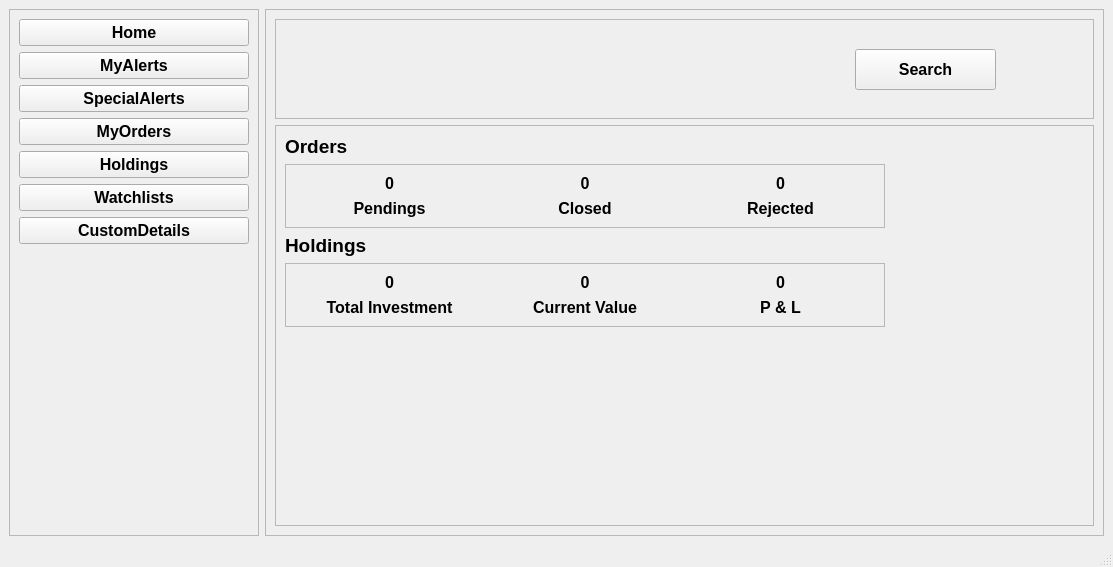
This is UIFiles/home.ui in ShubhamMandavkar/TYLiveProjectt-StockAutomationSystem as Qt 5 draws it before an edit. The edited form follows.
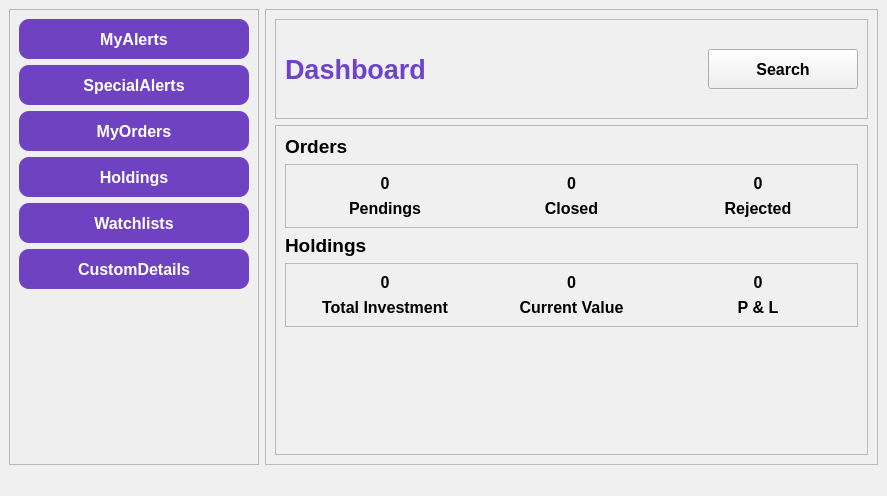
This is the edited form.

Commit message: shown list of stocks which triggered the special alert conditions in a table

The edit to the form file:
```diff
--- a/UIFiles/home.ui
+++ b/UIFiles/home.ui
@@ -6,23 +6,38 @@
    <rect>
     <x>0</x>
     <y>0</y>
-    <width>1113</width>
-    <height>567</height>
+    <width>887</width>
+    <height>496</height>
    </rect>
   </property>
   <property name="windowTitle">
    <string>MainWindow</string>
   </property>
+  <property name="styleSheet">
+   <string notr="true">background-color: rgb(240, 240, 240);</string>
+  </property>
   <widget class="QWidget" name="centralwidget">
    <layout class="QHBoxLayout" name="horizontalLayout">
     <item>
      <widget class="QFrame" name="frmNavBar">
+      <property name="minimumSize">
+       <size>
+        <width>250</width>
+        <height>0</height>
+       </size>
+      </property>
       <property name="maximumSize">
        <size>
         <width>250</width>
         <height>16777215</height>
        </size>
       </property>
+      <property name="styleSheet">
+       <string notr="true">QFrame{
+border-right: 1px solid black;
+background-color: rgb(239, 239, 239);
+}</string>
+      </property>
       <property name="frameShape">
        <enum>QFrame::StyledPanel</enum>
       </property>
@@ -31,23 +46,13 @@
       </property>
       <layout class="QFormLayout" name="formLayout">
        <item row="0" column="0" colspan="2">
-        <widget class="QPushButton" name="btnHome">
-         <property name="font">
-          <font>
-           <pointsize>12</pointsize>
-           <bold>true</bold>
-          </font>
-         </property>
-         <property name="cursor">
-          <cursorShape>PointingHandCursor</cursorShape>
-         </property>
-         <property name="text">
-          <string>Home</string>
-         </property>
-        </widget>
-       </item>
-       <item row="1" column="0" colspan="2">
         <widget class="QPushButton" name="btnMyAlerts">
+         <property name="minimumSize">
+          <size>
+           <width>0</width>
+           <height>40</height>
+          </size>
+         </property>
          <property name="font">
           <font>
            <pointsize>12</pointsize>
@@ -57,13 +62,102 @@
          <property name="cursor">
           <cursorShape>PointingHandCursor</cursorShape>
          </property>
+         <property name="styleSheet">
+          <string notr="true">QPushButton{
+	color: rgb(255, 255, 255);
+	background-color: rgb(111, 66, 193);
+	border-radius : 10px;
+	padding: 5px;	
+}
+
+QPushButton:hover{
+	background-color: rgb(146, 87, 255);
+	color: rgb(0, 0, 0);
+}</string>
+         </property>
          <property name="text">
           <string>MyAlerts</string>
          </property>
         </widget>
        </item>
-       <item row="4" column="0" colspan="2">
+       <item row="1" column="0" colspan="2">
+        <widget class="QPushButton" name="btnSpecialAlerts">
+         <property name="minimumSize">
+          <size>
+           <width>0</width>
+           <height>40</height>
+          </size>
+         </property>
+         <property name="font">
+          <font>
+           <pointsize>12</pointsize>
+           <bold>true</bold>
+          </font>
+         </property>
+         <property name="cursor">
+          <cursorShape>PointingHandCursor</cursorShape>
+         </property>
+         <property name="styleSheet">
+          <string notr="true">QPushButton{
+	color: rgb(255, 255, 255);
+	background-color: rgb(111, 66, 193);
+	border-radius : 10px;
+	padding: 5px;	
+}
+
+QPushButton:hover{
+	background-color: rgb(146, 87, 255);
+	color: rgb(0, 0, 0);
+}</string>
+         </property>
+         <property name="text">
+          <string>SpecialAlerts</string>
+         </property>
+        </widget>
+       </item>
+       <item row="2" column="0" colspan="2">
+        <widget class="QPushButton" name="btnMyOrders">
+         <property name="minimumSize">
+          <size>
+           <width>0</width>
+           <height>40</height>
+          </size>
+         </property>
+         <property name="font">
+          <font>
+           <pointsize>12</pointsize>
+           <bold>true</bold>
+          </font>
+         </property>
+         <property name="cursor">
+          <cursorShape>PointingHandCursor</cursorShape>
+         </property>
+         <property name="styleSheet">
+          <string notr="true">QPushButton{
+	color: rgb(255, 255, 255);
+	background-color: rgb(111, 66, 193);
+	border-radius : 10px;
+	padding: 5px;	
+}
+
+QPushButton:hover{
+	background-color: rgb(146, 87, 255);
+	color: rgb(0, 0, 0);
+}</string>
+         </property>
+         <property name="text">
+          <string>MyOrders</string>
+         </property>
+        </widget>
+       </item>
+       <item row="3" column="0" colspan="2">
         <widget class="QPushButton" name="btnHoldings">
+         <property name="minimumSize">
+          <size>
+           <width>0</width>
+           <height>40</height>
+          </size>
+         </property>
          <property name="font">
           <font>
            <pointsize>12</pointsize>
@@ -73,13 +167,32 @@
          <property name="cursor">
           <cursorShape>PointingHandCursor</cursorShape>
          </property>
+         <property name="styleSheet">
+          <string notr="true">QPushButton{
+	color: rgb(255, 255, 255);
+	background-color: rgb(111, 66, 193);
+	border-radius : 10px;
+	padding: 5px;	
+}
+
+QPushButton:hover{
+	background-color: rgb(146, 87, 255);
+	color: rgb(0, 0, 0);
+}</string>
+         </property>
          <property name="text">
           <string>Holdings</string>
          </property>
         </widget>
        </item>
-       <item row="5" column="0" colspan="2">
+       <item row="4" column="0" colspan="2">
         <widget class="QPushButton" name="btnWatchlists">
+         <property name="minimumSize">
+          <size>
+           <width>0</width>
+           <height>40</height>
+          </size>
+         </property>
          <property name="font">
           <font>
            <pointsize>12</pointsize>
@@ -89,29 +202,32 @@
          <property name="cursor">
           <cursorShape>PointingHandCursor</cursorShape>
          </property>
+         <property name="styleSheet">
+          <string notr="true">QPushButton{
+	color: rgb(255, 255, 255);
+	background-color: rgb(111, 66, 193);
+	border-radius : 10px;
+	padding: 5px;	
+}
+
+QPushButton:hover{
+	background-color: rgb(146, 87, 255);
+	color: rgb(0, 0, 0);
+}</string>
+         </property>
          <property name="text">
           <string>Watchlists</string>
          </property>
         </widget>
        </item>
-       <item row="3" column="0" colspan="2">
-        <widget class="QPushButton" name="btnMyOrders">
-         <property name="font">
-          <font>
-           <pointsize>12</pointsize>
-           <bold>true</bold>
-          </font>
-         </property>
-         <property name="cursor">
-          <cursorShape>PointingHandCursor</cursorShape>
-         </property>
-         <property name="text">
-          <string>MyOrders</string>
-         </property>
-        </widget>
-       </item>
-       <item row="6" column="0" colspan="2">
+       <item row="5" column="0" colspan="2">
         <widget class="QPushButton" name="btnCustomDetails">
+         <property name="minimumSize">
+          <size>
+           <width>0</width>
+           <height>40</height>
+          </size>
+         </property>
          <property name="font">
           <font>
            <pointsize>12</pointsize>
@@ -121,27 +237,24 @@
          <property name="cursor">
           <cursorShape>PointingHandCursor</cursorShape>
          </property>
+         <property name="styleSheet">
+          <string notr="true">QPushButton{
+	color: rgb(255, 255, 255);
+	background-color: rgb(111, 66, 193);
+	border-radius : 10px;
+	padding: 5px;	
+}
+
+QPushButton:hover{
+	background-color: rgb(146, 87, 255);
+	color: rgb(0, 0, 0);
+}</string>
+         </property>
          <property name="text">
           <string>CustomDetails</string>
          </property>
         </widget>
        </item>
-       <item row="2" column="0" colspan="2">
-        <widget class="QPushButton" name="btnSpecialAlerts">
-         <property name="font">
-          <font>
-           <pointsize>12</pointsize>
-           <bold>true</bold>
-          </font>
-         </property>
-         <property name="cursor">
-          <cursorShape>PointingHandCursor</cursorShape>
-         </property>
-         <property name="text">
-          <string>SpecialAlerts</string>
-         </property>
-        </widget>
-       </item>
       </layout>
      </widget>
     </item>
@@ -168,34 +281,93 @@
            <height>100</height>
           </size>
          </property>
+         <property name="layoutDirection">
+          <enum>Qt::RightToLeft</enum>
+         </property>
          <property name="frameShape">
           <enum>QFrame::StyledPanel</enum>
          </property>
          <property name="frameShadow">
           <enum>QFrame::Raised</enum>
          </property>
-         <widget class="QPushButton" name="btnSearch">
-          <property name="geometry">
-           <rect>
-            <x>580</x>
-            <y>30</y>
-            <width>141</width>
-            <height>41</height>
-           </rect>
-          </property>
-          <property name="font">
-           <font>
-            <pointsize>12</pointsize>
-            <bold>true</bold>
-           </font>
-          </property>
-          <property name="cursor">
-           <cursorShape>PointingHandCursor</cursorShape>
-          </property>
-          <property name="text">
-           <string>Search</string>
-          </property>
-         </widget>
+         <layout class="QHBoxLayout" name="horizontalLayout_2">
+          <item>
+           <widget class="QPushButton" name="btnSearch">
+            <property name="minimumSize">
+             <size>
+              <width>150</width>
+              <height>40</height>
+             </size>
+            </property>
+            <property name="maximumSize">
+             <size>
+              <width>200</width>
+              <height>16777215</height>
+             </size>
+            </property>
+            <property name="font">
+             <font>
+              <pointsize>12</pointsize>
+              <bold>true</bold>
+             </font>
+            </property>
+            <property name="cursor">
+             <cursorShape>PointingHandCursor</cursorShape>
+            </property>
+            <property name="styleSheet">
+             <string notr="true">QPushButton{
+	color: rgb(255, 255, 255);
+	background-color: rgb(111, 66, 193);
+	border-radius : 10px;
+	padding: 5px;	
+}
+
+QPushButton:hover{
+	background-color: rgb(146, 87, 255);
+	color: rgb(0, 0, 0);
+}color: rgb(255, 255, 255);</string>
+            </property>
+            <property name="text">
+             <string>Search</string>
+            </property>
+           </widget>
+          </item>
+          <item>
+           <spacer name="horizontalSpacer">
+            <property name="orientation">
+             <enum>Qt::Horizontal</enum>
+            </property>
+            <property name="sizeHint" stdset="0">
+             <size>
+              <width>40</width>
+              <height>20</height>
+             </size>
+            </property>
+           </spacer>
+          </item>
+          <item>
+           <widget class="QLabel" name="label">
+            <property name="minimumSize">
+             <size>
+              <width>200</width>
+              <height>0</height>
+             </size>
+            </property>
+            <property name="font">
+             <font>
+              <pointsize>20</pointsize>
+              <bold>true</bold>
+             </font>
+            </property>
+            <property name="styleSheet">
+             <string notr="true">color: rgb(111, 66, 202);</string>
+            </property>
+            <property name="text">
+             <string>Dashboard</string>
+            </property>
+           </widget>
+          </item>
+         </layout>
         </widget>
        </item>
        <item>
```
Left out of the diff: 104 changed lines with no effect on the pictures. The commit also changes 25 other files.
